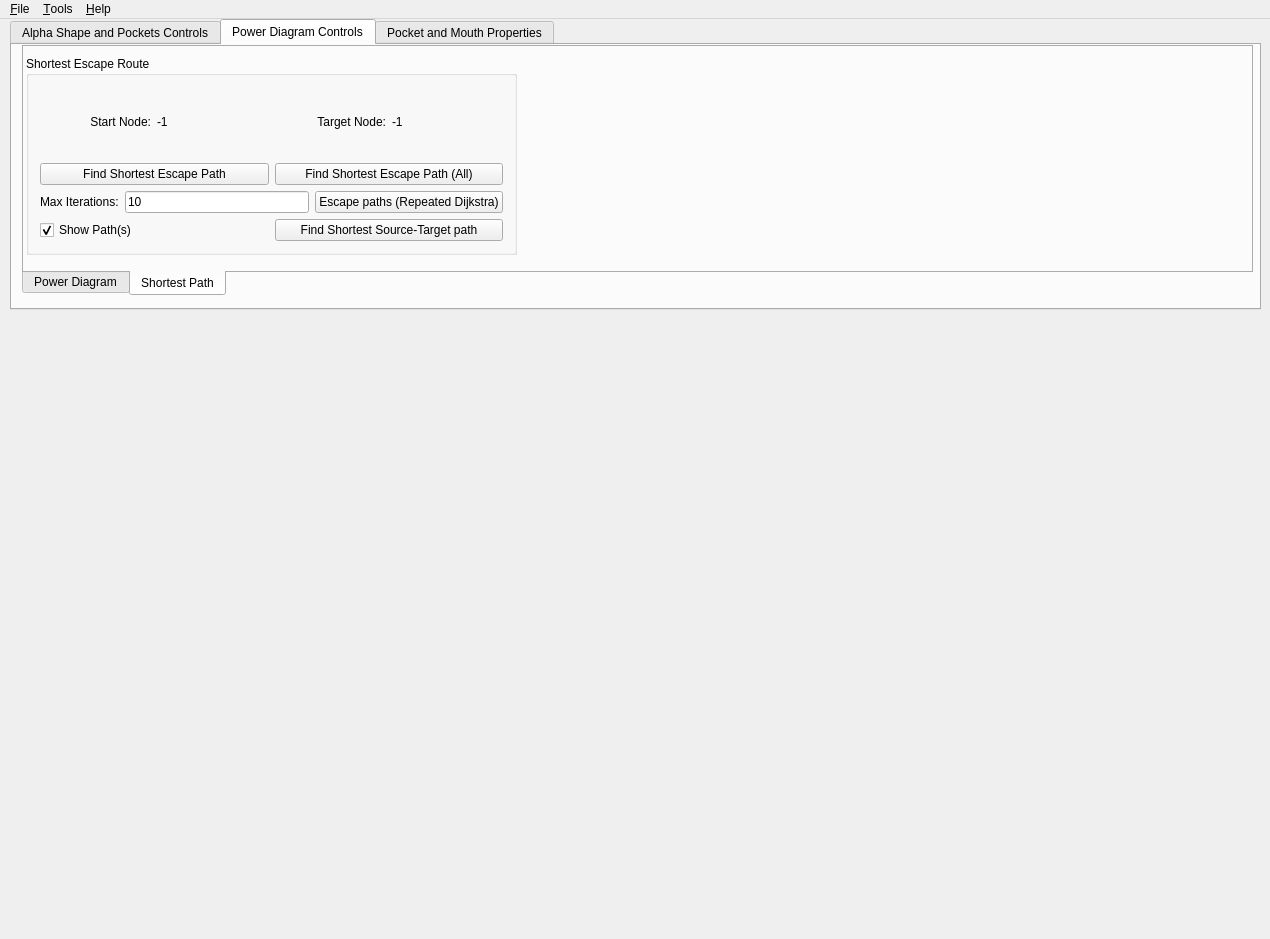
Old version of the form mainwindow.ui in the repository kamakshidasan/molecular-paths.
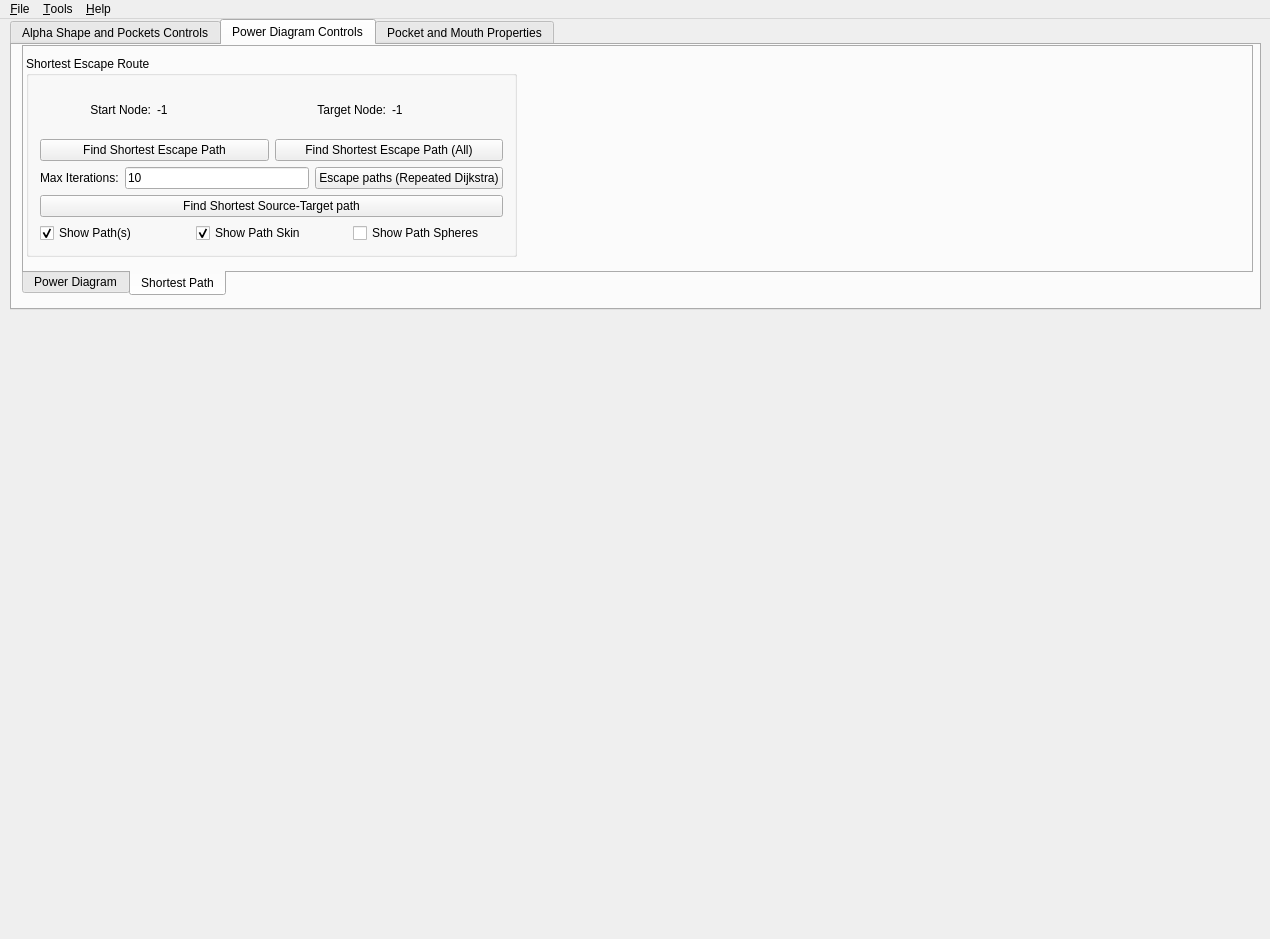
New version of the form. The open tabs and pages were chosen to show the change. Custom widgets are drawn as their Qt base class.

Commit message: Added Path spheres code, added global sphere and cylinder shaders as globals

Patch:
```diff
--- a/mainwindow.ui
+++ b/mainwindow.ui
@@ -522,7 +522,7 @@
           <x>2</x>
           <y>9</y>
           <width>491</width>
-          <height>199</height>
+          <height>201</height>
          </rect>
         </property>
         <property name="title">
@@ -612,16 +612,6 @@
          </item>
          <item>
           <layout class="QHBoxLayout" name="horizontalLayout_8">
-           <item>
-            <widget class="QCheckBox" name="checkShowPath">
-             <property name="text">
-              <string>Show Path(s)</string>
-             </property>
-             <property name="checked">
-              <bool>true</bool>
-             </property>
-            </widget>
-           </item>
            <item>
             <widget class="QPushButton" name="buttonShortestSTPath">
              <property name="text">
@@ -631,6 +621,37 @@
            </item>
           </layout>
          </item>
+         <item>
+          <layout class="QHBoxLayout" name="horizontalLayout_2">
+           <item>
+            <widget class="QCheckBox" name="checkShowPath">
+             <property name="text">
+              <string>Show Path(s)</string>
+             </property>
+             <property name="checked">
+              <bool>true</bool>
+             </property>
+            </widget>
+           </item>
+           <item>
+            <widget class="QCheckBox" name="checkShowPathSkin">
+             <property name="text">
+              <string>Show Path Skin</string>
+             </property>
+             <property name="checked">
+              <bool>true</bool>
+             </property>
+            </widget>
+           </item>
+           <item>
+            <widget class="QCheckBox" name="checkShowPathSpheres">
+             <property name="text">
+              <string>Show Path Spheres</string>
+             </property>
+            </widget>
+           </item>
+          </layout>
+         </item>
         </layout>
        </widget>
        <widget class="QCustomPlot" name="graphWidget" native="true">
```
Left out of the diff: 2 changed lines with no effect on the pictures. The commit also changes 13 other files.
